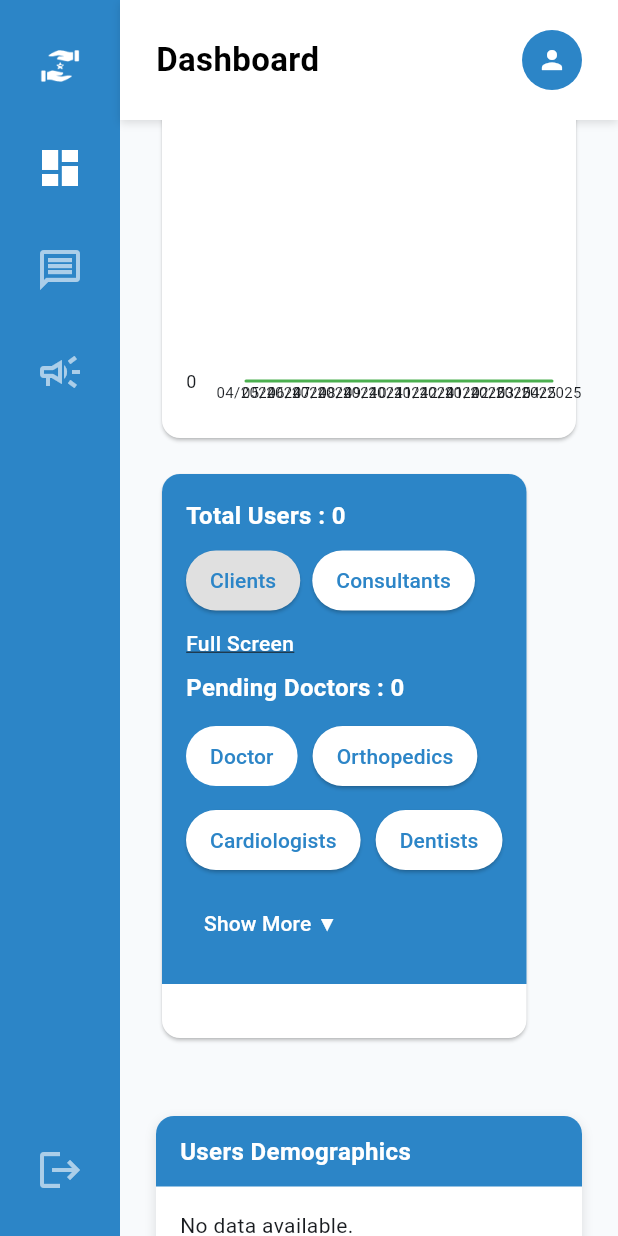
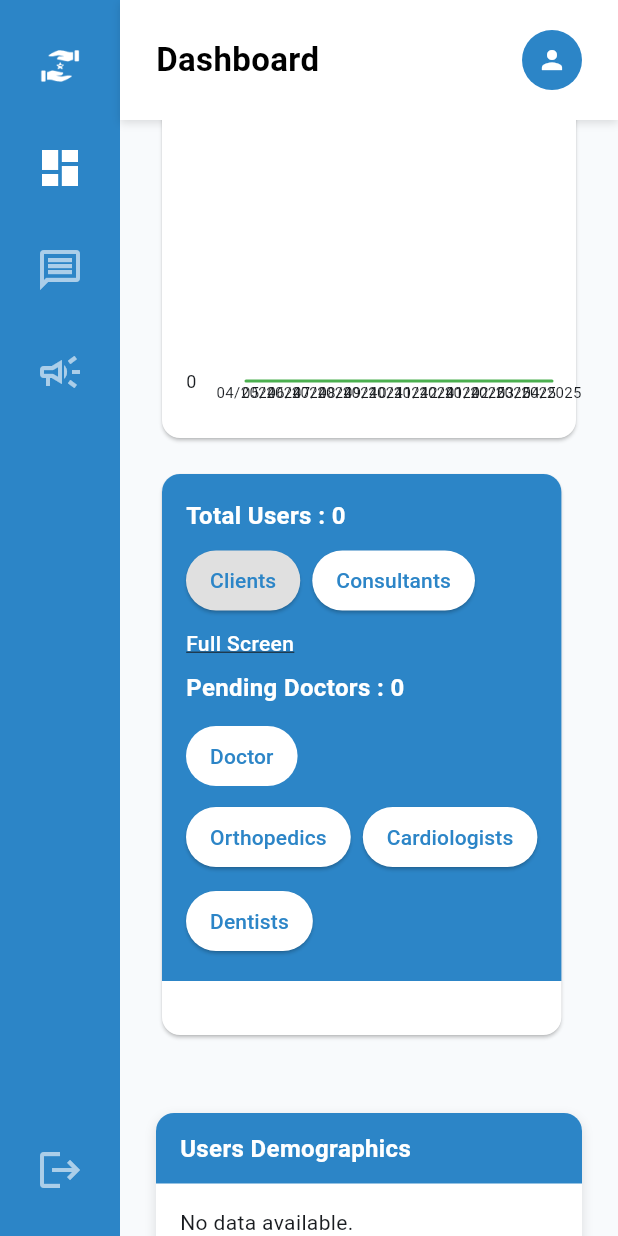
Before and after one commit to Masoom08/Dashboard, a Flutter app: the DashboardScreen screen opened directly, scrolled down 576 dp, on a phone screen of 412 x 824 dp. Run offline on Flutter 3.47's test engine with Material 3 defaults, Android fonts, the phone set to English and light mode, and no system bars; drawn by our look-alikes of fl_chart; our stand-ins replace cached_network_image, cloud_firestore, firebase_auth, firebase_core, firebase_storage; missing offline and left inert: dart:html, image_picker_web; accounts and stored records are empty.

Commit message:
doctor placement

```diff
--- a/lib/views/Dashboard/Total User/total_user.dart
+++ b/lib/views/Dashboard/Total User/total_user.dart
@@ -82,13 +82,51 @@ class _TotalUsersCardState extends State<TotalUsersCard> {
                     const SizedBox(height: 8),
                     Text("Pending Doctors : ${doctorViewModel.serviceAgreedDoctors.length}", style: _whiteTextStyle), // Updated text
                     const SizedBox(height: 10),
-
+                    Column(
+                      crossAxisAlignment: CrossAxisAlignment.start,
+                      children: [
+                        TextButton(
+                          onPressed: () {
+                            // Your logic here
+                          },
+                          style: _filterBtnStyle,
+                          child: Text("Doctor"),
+                        ),
+                        const SizedBox(height: 6),
+                        Wrap(
+                          spacing: 8.0,
+                          runSpacing: 8.0,
+                          children: [
+                            ...baseCategories.map((category) => _categoryButton(context, category)),
+                            if (_showMore)
+                              DropdownButton<String>(
+                                value: _selectedDepartment,
+                                hint: Text(
+                                  "Select Department",
+                                  style: TextStyle(color: Colors.white),
+                                ),
+                                dropdownColor: Colors.grey[800],
+                                onChanged: (String? newValue) {
+                                  // Your logic here
+                                },
+                                items: allDepartments.map((String value) {
+                                  return DropdownMenuItem<String>(
+                                    value: value,
+                                    child: Text(value),
+                                  );
+                                }).toList(),
+                              ),
+                          ],
+                        ),
+                      ],
+                    ),
                     // Category Filters
                     // Category Filters
                     Wrap(
                       spacing: 10,
                       runSpacing: 8,
-                      children: [
+
+                      /*children: [
                         TextButton(
                           onPressed: () {
                             // Your logic here
@@ -134,7 +172,8 @@ class _TotalUsersCardState extends State<TotalUsersCard> {
                             style: const TextStyle(color: Colors.white),
                           ),
                         ),
-                      ],
+                      ],*/
+
                     ),
 
                   ],
```
